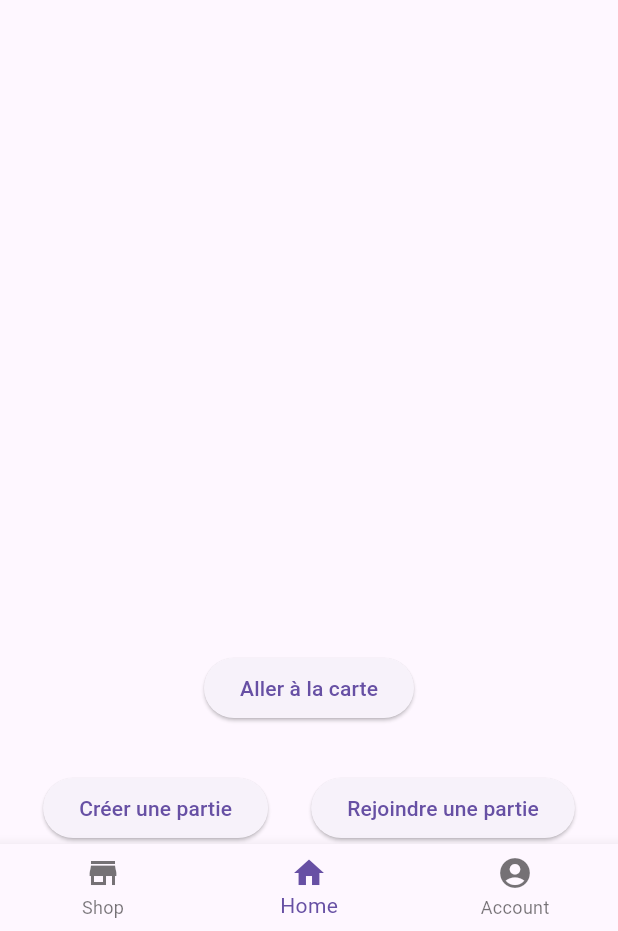
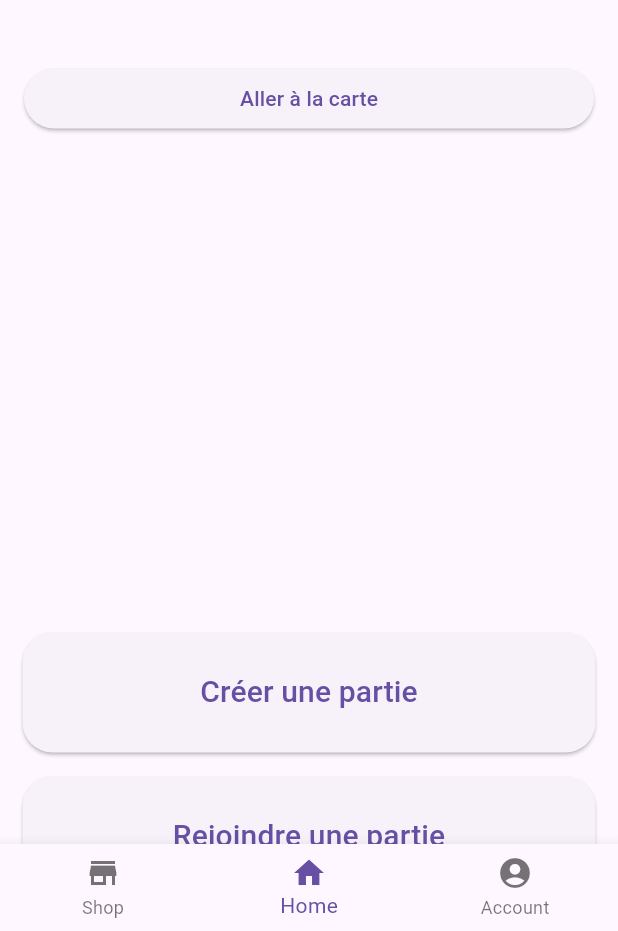
Before and after one commit to Kyky30/HideAndStreet, a Flutter app: the screen it shows after launch, on a phone screen of 412 x 824 dp, the part 305-1236 px from its top. Run offline on Flutter 3.47's test engine with Material 3 defaults, Android fonts, the phone set to English and light mode, and no system bars.

Commit message:
Big résolvage de problèmes
- Ajout de OSM
- Résolution des probème de compatibilité (maintenant compatible de android 10 à android 14)
- Résolution crash osm

```diff
--- a/lib/home.dart
+++ b/lib/home.dart
@@ -9,6 +9,8 @@ class HomePage extends StatelessWidget {
   Widget build(BuildContext context) {
     return Scaffold(
       body: Column(
+        mainAxisAlignment: MainAxisAlignment.center,
+        crossAxisAlignment: CrossAxisAlignment.stretch,
         children: [
           Container(
             margin: EdgeInsets.fromLTRB(15, 75, 15, 0),
@@ -23,10 +25,7 @@ class HomePage extends StatelessWidget {
               ],
             ),
           ),
-          Expanded(
-            child: Center(
-            ),
-          ),
+          SizedBox(height: 16),
           Padding(
             padding: const EdgeInsets.all(16.0),
             child: ElevatedButton(
@@ -43,10 +42,9 @@ class HomePage extends StatelessWidget {
             ),
           ),
           SizedBox(height: 16),
-          Row(
-            mainAxisAlignment: MainAxisAlignment.spaceEvenly,
-            children: [
-              ElevatedButton(
+          Padding(
+            padding: const EdgeInsets.fromLTRB(15, 300, 15, 0),
+            child: ElevatedButton(
               onPressed: () {
                 // Naviguer vers la page room_creation.dart
                 Navigator.push(
@@ -56,14 +54,22 @@ class HomePage extends StatelessWidget {
                   ),
                 );
               },
-                child: Text('Créer une partie'),
+              child: Text(
+                'Créer une partie',
+                style: TextStyle(fontSize: 20), // Taille de police ajustée
+              ),
               style: ElevatedButton.styleFrom(
                 shape: RoundedRectangleBorder(
                   borderRadius: BorderRadius.circular(20.0),
                 ),
+                minimumSize: Size(double.infinity, 80), // Hauteur ajustée
               ),
             ),
-              ElevatedButton(
+          ),
+          SizedBox(height: 16),
+          Padding(
+            padding: const EdgeInsets.fromLTRB(15, 0, 15, 0),
+            child: ElevatedButton(
               onPressed: () {
                 // Naviguer vers la page room_joining.dart
                 Navigator.push(
@@ -73,14 +79,17 @@ class HomePage extends StatelessWidget {
                   ),
                 );
               },
-                child: Text('Rejoindre une partie'),
+              child: Text(
+                'Rejoindre une partie',
+                style: TextStyle(fontSize: 20), // Taille de police ajustée
+              ),
               style: ElevatedButton.styleFrom(
                 shape: RoundedRectangleBorder(
                   borderRadius: BorderRadius.circular(20.0),
                 ),
+                minimumSize: Size(double.infinity, 80), // Hauteur ajustée
               ),
             ),
-            ],
           ),
         ],
       ),
--- a/pubspec.yaml
+++ b/pubspec.yaml
@@ -35,6 +35,7 @@ dependencies:
   # The following adds the Cupertino Icons font to your application.
   # Use with the CupertinoIcons class for iOS style icons.
   cupertino_icons: ^1.0.2
+  flutter_osm_plugin: ^0.70.4
 
 dev_dependencies:
   flutter_test:
@@ -63,6 +64,8 @@ flutter:
       - assets/logo_home_menu.png
       - assets/logo_connect.png
 
+
+
   # An image asset can refer to one or more resolution-specific "variants", see
   # https://flutter.dev/assets-and-images/#resolution-aware
 
```
Also changed, not shown: pubspec.lock, 1 other file. Lines whose indentation alone changed are shown as unchanged.
